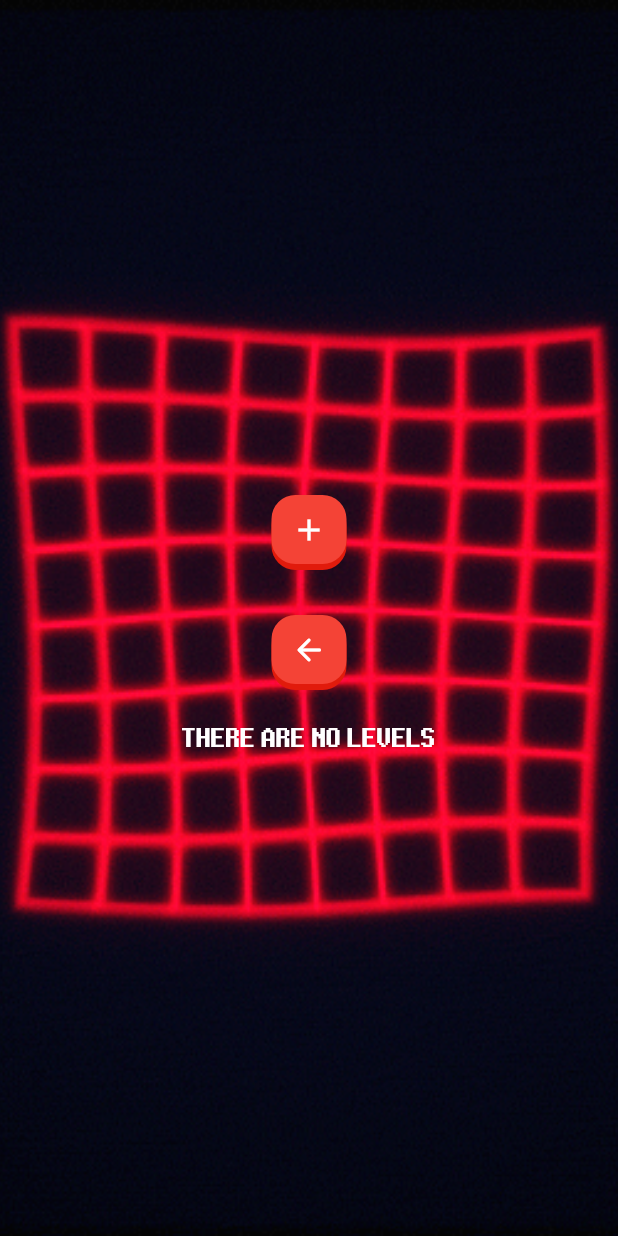
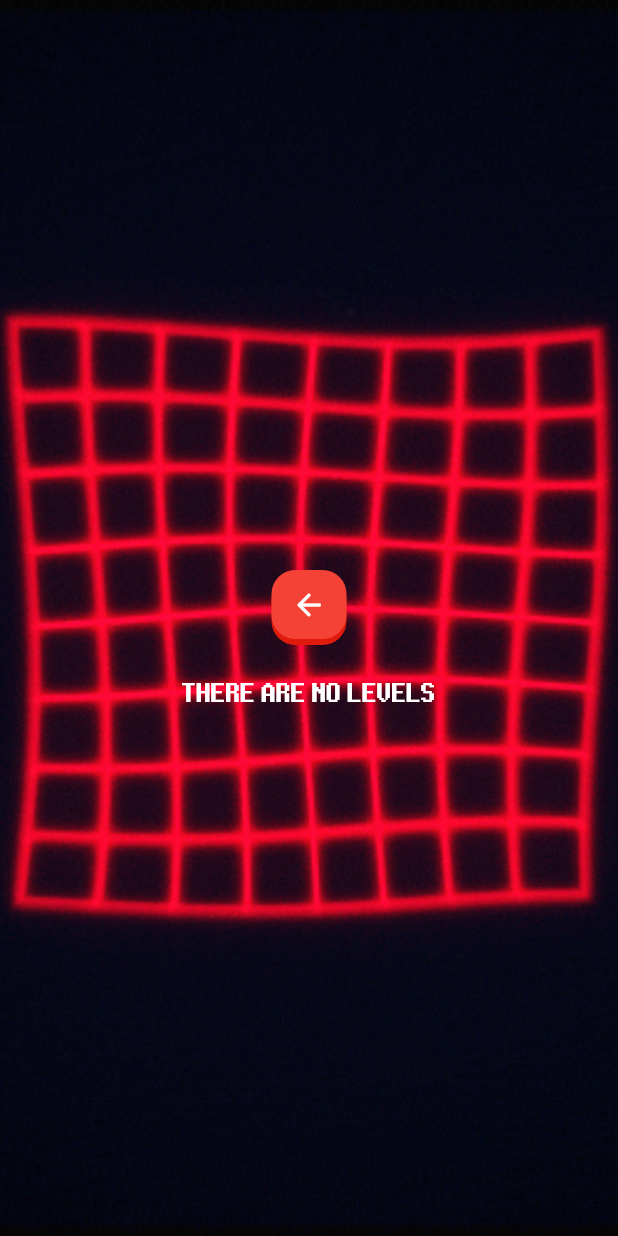
Before and after one commit to FadyTarekYohana/breakergame, a Flutter app: the LevelsScreen screen opened by its route, on a phone screen of 412 x 824 dp. Run offline on Flutter 3.47's test engine with Material 2 defaults, Android fonts, the phone set to English and light mode, and no system bars; our stand-ins replace cloud_firestore, firebase_auth, firebase_core, flutter_riverpod, go_router, google_fonts; accounts and stored records are empty.

Commit message:
made admin buttons hidden from normal users

```diff
--- a/lib/data/users_repository.dart
+++ b/lib/data/users_repository.dart
@@ -3,11 +3,11 @@ import 'package:breakergame/domain/user.dart';
 import 'package:firebase_auth/firebase_auth.dart' show FirebaseAuth;
 
 void createUser(String type, String email, String id) async {
-  final docLevels = FirebaseFirestore.instance.collection('users').doc();
+  final docUsers = FirebaseFirestore.instance.collection('users').doc(id);
   final user =
       User(id: id, type: type, coins: 0, email: email, colors: ["grey"]);
   final json = user.toJson();
-  await docLevels.set(json);
+  await docUsers.set(json);
 }
 
 dynamic getAdminCode() async {
--- a/lib/presentation/levels_screen.dart
+++ b/lib/presentation/levels_screen.dart
@@ -17,6 +17,23 @@ class LevelsScreen extends StatefulWidget {
 }
 
 class _LevelsScreenState extends State<LevelsScreen> {
+  bool isAdmin = false;
+
+  checkAdmin() async {
+    var user = await getUser();
+    if (user['type'] == 'admin') {
+      setState(() {
+        isAdmin = true;
+      });
+    }
+  }
+
+  @override
+  void initState() {
+    checkAdmin();
+    super.initState();
+  }
+
   @override
   Widget build(BuildContext context) {
     return Scaffold(
@@ -63,7 +80,9 @@ class _LevelsScreenState extends State<LevelsScreen> {
                               ),
                             ),
                           ),
-                          AnimatedButton(
+                          Visibility(
+                            visible: isAdmin,
+                            child: AnimatedButton(
                               onPressed: () => deleteLevel(allLevels[index].id),
                               height: 40,
                               width: 60,
@@ -71,8 +90,9 @@ class _LevelsScreenState extends State<LevelsScreen> {
                               shadowDegree: ShadowDegree.light,
                               child: const Text(
                                 'DELETE',
-                              style:
-                                  TextStyle(color: Colors.white, fontSize: 10),
+                                style: TextStyle(
+                                    color: Colors.white, fontSize: 10),
+                              ),
                             ),
                           ),
                         ],
@@ -85,17 +105,21 @@ class _LevelsScreenState extends State<LevelsScreen> {
                     ),
                   ),
                 ),
-                Padding(
+                Visibility(
+                  visible: isAdmin,
+                  child: Padding(
                     padding: const EdgeInsets.all(8.0),
                     child: Align(
                       alignment: Alignment.bottomRight,
                       child: AnimatedButton(
-                      onPressed: () => GoRouter.of(context).go('/levelbuilder'),
+                        onPressed: () =>
+                            GoRouter.of(context).go('/levelbuilder'),
                         width: 50,
                         height: 50,
                         enabled: true,
                         shadowDegree: ShadowDegree.light,
                         child: const Icon(Icons.add, color: Colors.white),
+                      ),
                     ),
                   ),
                 ),
@@ -112,7 +136,9 @@ class _LevelsScreenState extends State<LevelsScreen> {
                   mainAxisAlignment: MainAxisAlignment.center,
                   crossAxisAlignment: CrossAxisAlignment.center,
                   children: [
-                    Padding(
+                    Visibility(
+                      visible: isAdmin,
+                      child: Padding(
                         padding: const EdgeInsets.all(5.0),
                         child: AnimatedButton(
                           onPressed: () =>
@@ -122,6 +148,7 @@ class _LevelsScreenState extends State<LevelsScreen> {
                           enabled: true,
                           shadowDegree: ShadowDegree.light,
                           child: const Icon(Icons.add, color: Colors.white),
+                        ),
                       ),
                     ),
                     Padding(
```
Also changed, not shown: lib/presentation/options_screen.dart (+32 -17 lines). Lines whose indentation alone changed are shown as unchanged.
